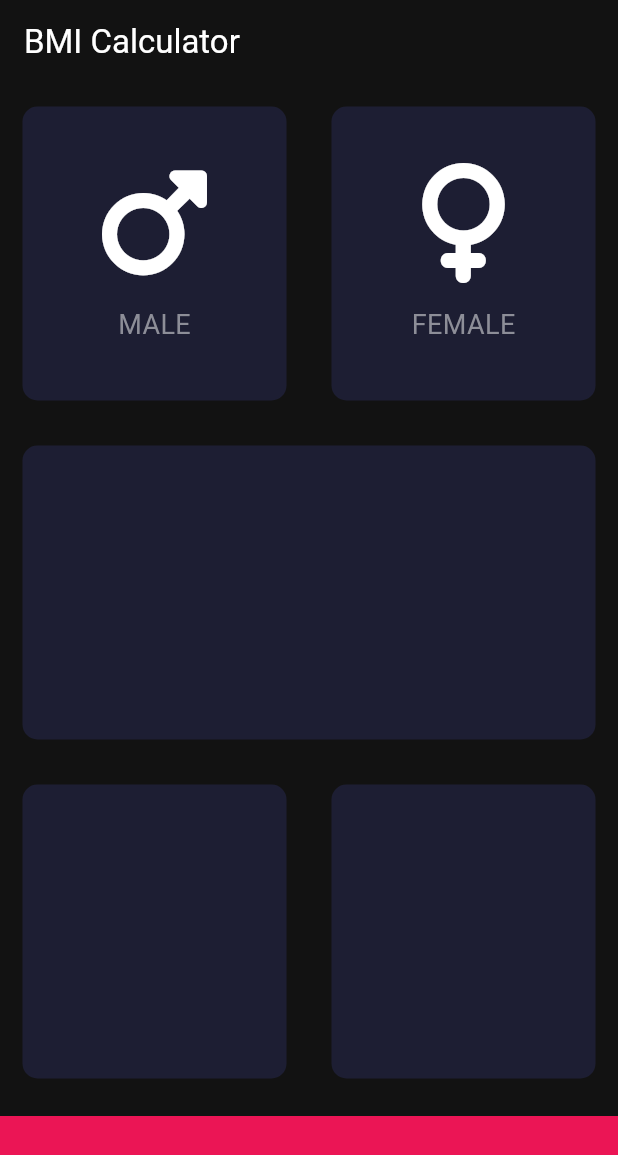
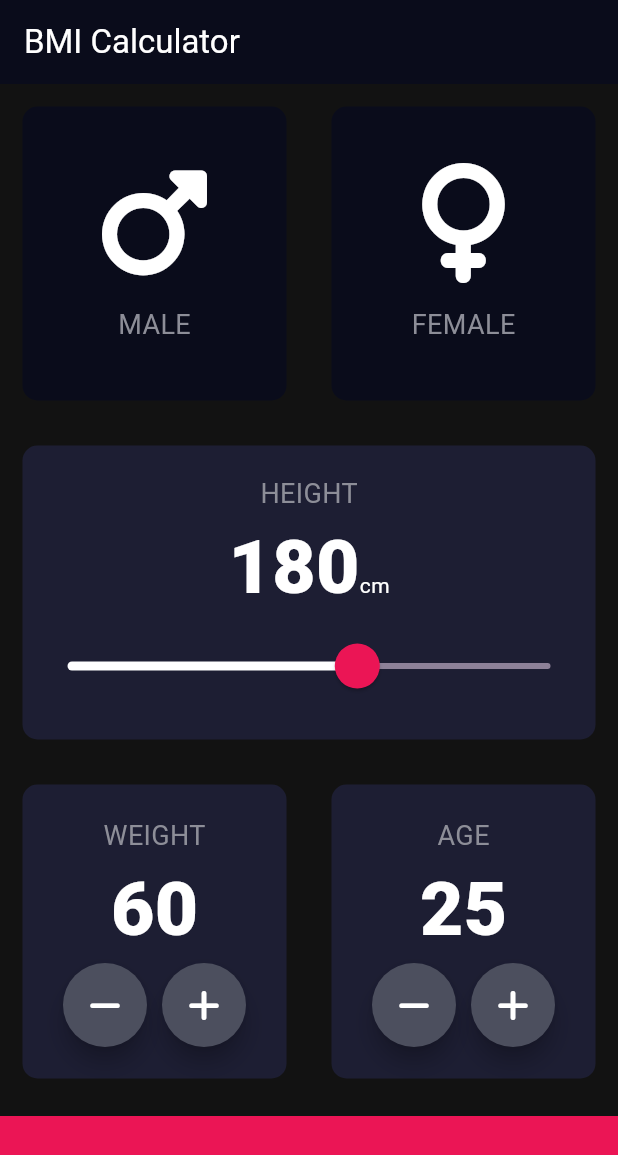
Before and after one commit to muhanangmahrub/bmi_calculator, a Flutter app: the screen it shows after launch, on a phone screen of 412 x 824 dp. Shown: the top 1155 px of the screen. Run offline on Flutter 3.47's test engine with Material 3 defaults, Android fonts, the phone set to English and light mode, and no system bars; our stand-ins replace font_awesome_flutter.

Commit message:
add weight card and age card

```diff
--- a/lib/card_child.dart
+++ b/lib/card_child.dart
@@ -1,9 +1,5 @@
 import 'package:flutter/material.dart';
-
-const labelStyle = TextStyle(
-  fontSize: 18.0,
-  color: Color(0xFF8D8E98),
-);
+import 'constants.dart';
 
 class CardChild extends StatelessWidget {
   const CardChild({super.key, required this.textIcon, required this.iconChild});
@@ -22,7 +18,7 @@ class CardChild extends StatelessWidget {
         ),
         Text(
           textIcon,
-          style: labelStyle,
+          style: kLabelStyle,
         ),
       ],
     );
--- /dev/null
+++ b/lib/constants.dart
@@ -0,0 +1,20 @@
+import 'package:flutter/material.dart';
+
+const kBottomContainerHeight = 80.0;
+const kDarkActiveColour = Color(0xFF1D1E33);
+const kDarkNonActiveColour = Color(0xFF111328);
+const kLightColour = Color(0xFFEB1555);
+const kInactiveColour = Color(0xFF8D8198);
+const kBackgroundColour = Color(0xFF0A0C1B);
+const kMinHeight = 120.0;
+const kMaxHeight = 220.0;
+
+const kLabelStyle = TextStyle(
+  fontSize: 18.0,
+  color: Color(0xFF8D8E98),
+);
+
+const kNumberTextStyle = TextStyle(
+  fontSize: 50.0,
+  fontWeight: FontWeight.w900,
+);
--- a/lib/input_page.dart
+++ b/lib/input_page.dart
@@ -2,10 +2,9 @@ import 'package:flutter/material.dart';
 import 'package:font_awesome_flutter/font_awesome_flutter.dart';
 import 'reusable_card.dart';
 import 'card_child.dart';
+import 'constants.dart';
 
-const bottomContainerHeight = 80.0;
-const colorReusableCard = Color(0xFF1D1E33);
-const bottomContainerColour = Color(0xFFEB1555);
+enum Gender { male, female }
 
 class InputPage extends StatefulWidget {
   const InputPage({super.key});
@@ -15,70 +14,222 @@ class InputPage extends StatefulWidget {
 }
 
 class _InputPageState extends State<InputPage> {
+  Gender? selectedGender;
+  int height = 180;
+  int weight = 60;
+  int age = 25;
+
   @override
   Widget build(BuildContext context) {
     return Scaffold(
       appBar: AppBar(
+        backgroundColor: kBackgroundColour,
         title: const Text('BMI Calculator'),
       ),
       body: Column(
         children: [
-          const Expanded(
+          Expanded(
               child: Row(
             children: [
               Expanded(
                 child: ReusableCard(
-                  cardChild: CardChild(
+                    onPress: () {
+                      setState(() {
+                        selectedGender = Gender.male;
+                      });
+                    },
+                    cardChild: const CardChild(
                       textIcon: 'MALE',
                       iconChild: FaIcon(
                         FontAwesomeIcons.mars,
                         size: 80.0,
                       ),
                     ),
-                  colour: colorReusableCard,
-                ),
+                    colour: selectedGender == Gender.male
+                        ? kDarkActiveColour
+                        : kBackgroundColour),
               ),
               Expanded(
                 child: ReusableCard(
-                  cardChild: CardChild(
+                    onPress: () {
+                      setState(() {
+                        selectedGender = Gender.female;
+                      });
+                    },
+                    cardChild: const CardChild(
                         textIcon: 'FEMALE',
                         iconChild: FaIcon(
                           FontAwesomeIcons.venus,
                           size: 80.0,
                         )),
-                  colour: colorReusableCard,
-                ),
+                    colour: selectedGender == Gender.female
+                        ? kDarkActiveColour
+                        : kBackgroundColour),
               ),
             ],
           )),
-          const Expanded(
+          Expanded(
             child: ReusableCard(
-              colour: colorReusableCard,
+              colour: kDarkActiveColour,
+              cardChild: Column(
+                mainAxisAlignment: MainAxisAlignment.center,
+                children: [
+                  const Text(
+                    'HEIGHT',
+                    style: kLabelStyle,
+                  ),
+                  Row(
+                    mainAxisAlignment: MainAxisAlignment.center,
+                    crossAxisAlignment: CrossAxisAlignment.baseline,
+                    textBaseline: TextBaseline.alphabetic,
+                    children: [
+                      Text(
+                        height.toString(),
+                        style: kNumberTextStyle,
+                      ),
+                      const Text('cm')
+                    ],
+                  ),
+                  SliderTheme(
+                    data: SliderTheme.of(context).copyWith(
+                        inactiveTrackColor: kInactiveColour,
+                        thumbColor: kLightColour,
+                        activeTrackColor: Colors.white,
+                        thumbShape: const RoundSliderThumbShape(
+                            enabledThumbRadius: 15.0),
+                        overlayShape:
+                            const RoundSliderOverlayShape(overlayRadius: 30.0)),
+                    child: Slider(
+                        value: height.toDouble(),
+                        min: kMinHeight,
+                        max: kMaxHeight,
+                        onChanged: (double newValue) {
+                          setState(() {
+                            height = newValue.round();
+                          });
+                        }),
+                  )
+                ],
               ),
             ),
-          const Expanded(
+          ),
+          Expanded(
               child: Row(
             children: [
               Expanded(
                 child: ReusableCard(
-                  colour: colorReusableCard,
+                  colour: kDarkActiveColour,
+                  cardChild: Column(
+                    mainAxisAlignment: MainAxisAlignment.center,
+                    children: [
+                      const Text(
+                        'WEIGHT',
+                        style: kLabelStyle,
+                      ),
+                      Text(
+                        weight.toString(),
+                        style: kNumberTextStyle,
+                      ),
+                      Row(
+                        mainAxisAlignment: MainAxisAlignment.center,
+                        children: [
+                          RoundIconButton(
+                            icon: FontAwesomeIcons.minus,
+                            onPressed: () {
+                              setState(() {
+                                weight--;
+                              });
+                            },
+                          ),
+                          SizedBox.fromSize(
+                            size: const Size(10.0, 0),
+                          ),
+                          RoundIconButton(
+                            icon: FontAwesomeIcons.plus,
+                            onPressed: () {
+                              setState(() {
+                                weight++;
+                              });
+                            },
+                          ),
+                        ],
+                      )
+                    ],
+                  ),
                 ),
               ),
               Expanded(
                 child: ReusableCard(
-                  colour: colorReusableCard,
+                  colour: kDarkActiveColour,
+                  cardChild: Column(
+                    mainAxisAlignment: MainAxisAlignment.center,
+                    children: [
+                      const Text(
+                        'AGE',
+                        style: kLabelStyle,
+                      ),
+                      Text(
+                        age.toString(),
+                        style: kNumberTextStyle,
+                      ),
+                      Row(
+                        mainAxisAlignment: MainAxisAlignment.center,
+                        children: [
+                          RoundIconButton(
+                            icon: FontAwesomeIcons.minus,
+                            onPressed: () {
+                              setState(() {
+                                age--;
+                              });
+                            },
+                          ),
+                          SizedBox.fromSize(
+                            size: const Size(10.0, 0),
+                          ),
+                          RoundIconButton(
+                            icon: FontAwesomeIcons.plus,
+                            onPressed: () {
+                              setState(() {
+                                age++;
+                              });
+                            },
+                          ),
+                        ],
+                      )
+                    ],
+                  ),
                 ),
               ),
             ],
           )),
           Container(
-            color: bottomContainerColour,
+            color: kLightColour,
             margin: const EdgeInsets.only(top: 10.0),
             width: double.infinity,
-            height: bottomContainerHeight,
+            height: kBottomContainerHeight,
           )
         ],
       ),
     );
   }
 }
+
+class RoundIconButton extends StatelessWidget {
+  const RoundIconButton(
+      {super.key, required this.icon, required this.onPressed});
+
+  final IconData icon;
+  final VoidCallback onPressed;
+
+  @override
+  Widget build(BuildContext context) {
+    return RawMaterialButton(
+      onPressed: onPressed,
+      shape: const CircleBorder(),
+      fillColor: const Color(0xFF4C4F5E),
+      constraints: const BoxConstraints.tightFor(width: 56.0, height: 56.0),
+      elevation: 6.0,
+      child: Icon(icon),
+    );
+  }
+}
--- a/lib/main.dart
+++ b/lib/main.dart
@@ -1,3 +1,4 @@
+import 'package:bmi_calculator_flutter/constants.dart';
 import 'package:flutter/material.dart';
 import 'input_page.dart';
 
@@ -12,9 +13,8 @@ class BMICalculator extends StatelessWidget {
   Widget build(BuildContext context) {
     return MaterialApp(
       theme: ThemeData(
-        primaryColor: const Color(0xFF0A0E21),
         colorScheme: const ColorScheme.dark(
-          background: Color(0xFF272A7F),
+          background: kBackgroundColour,
         ),
       ),
       home: const InputPage(),
--- a/lib/reusable_card.dart
+++ b/lib/reusable_card.dart
@@ -1,20 +1,25 @@
 import 'package:flutter/material.dart';
 
 class ReusableCard extends StatelessWidget {
-  const ReusableCard({super.key, required this.colour, this.cardChild});
+  const ReusableCard(
+      {super.key, required this.colour, this.cardChild, this.onPress});
 
   final Color colour;
   final Widget? cardChild;
+  final VoidCallback? onPress;
 
   @override
   Widget build(BuildContext context) {
-    return Container(
-      decoration: BoxDecoration(
-        borderRadius: BorderRadius.circular(10.0),
-        color: colour,
+    return GestureDetector(
+      onTap: onPress,
+      child: Container(
+        decoration: BoxDecoration(
+          borderRadius: BorderRadius.circular(10.0),
+          color: colour,
+        ),
+        margin: const EdgeInsets.all(15.0),
+        child: cardChild,
       ),
-      margin: const EdgeInsets.all(15.0),
-      child: cardChild,
     );
   }
 }
```
Lines whose indentation alone changed are shown as unchanged.
